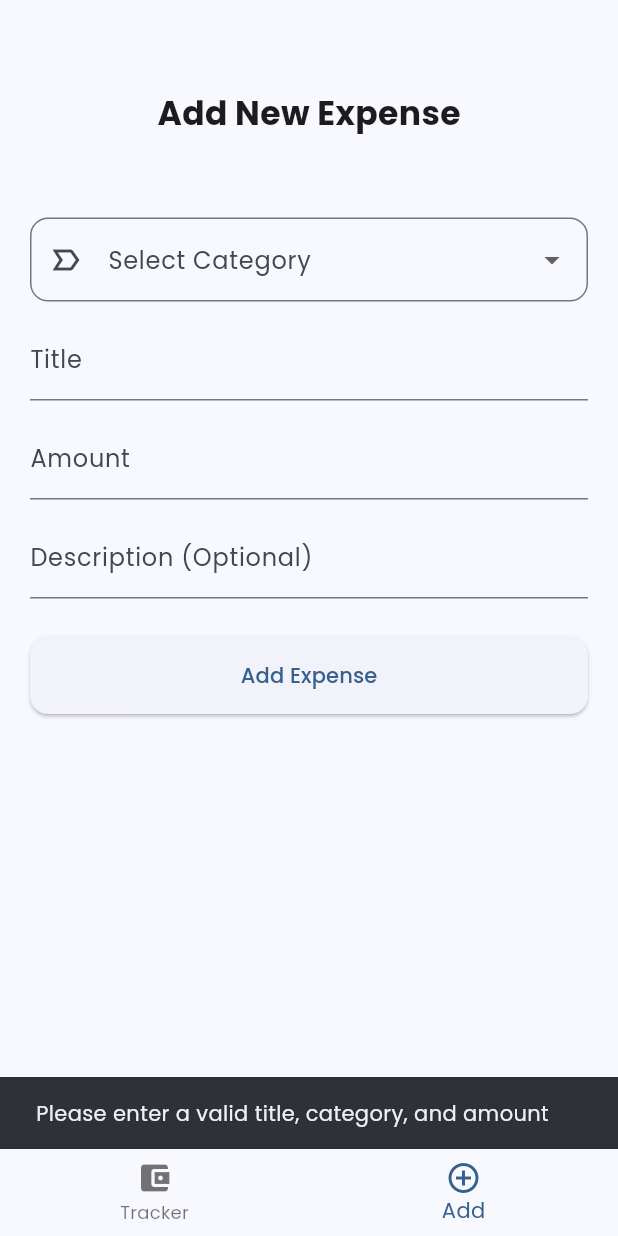
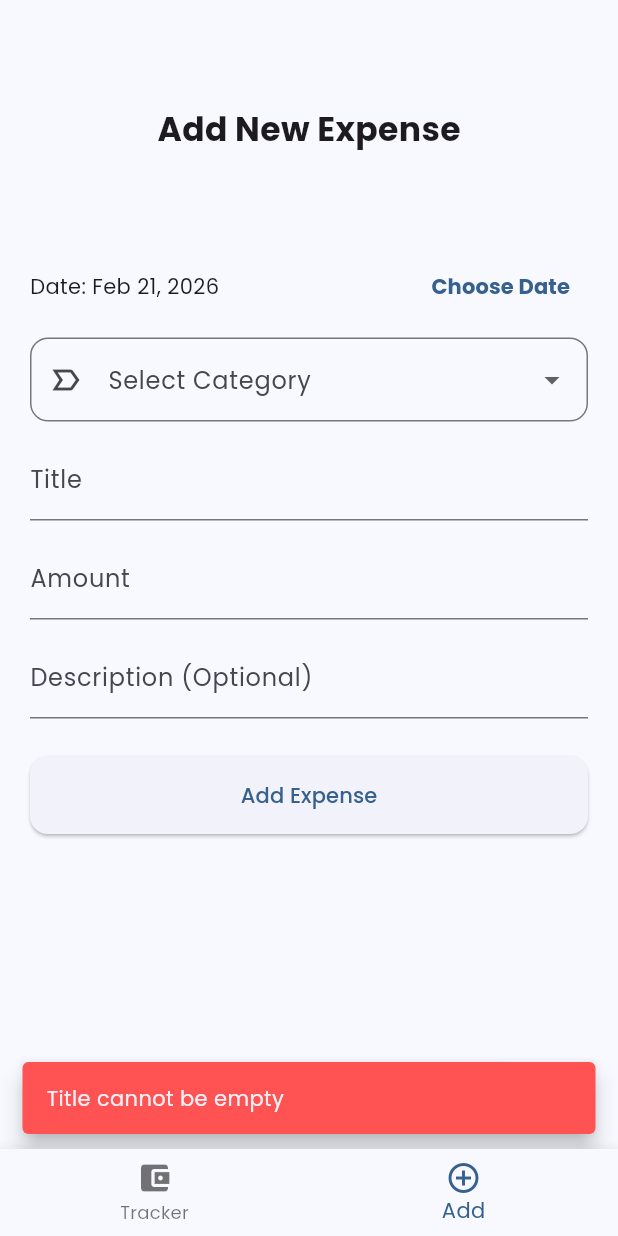
Before and after one commit to yurizz-crypto/smart_expense_tracker_app, a Flutter app: the screen it shows after launch, item 2 of the bottom bar chosen, after a tap on "Add Expense", on a phone screen of 412 x 824 dp. Run offline on Flutter 3.47's test engine with Material 3 defaults, Android fonts, the phone set to English and light mode, and no system bars; our stand-ins replace google_fonts.

Commit message:
Added Editing/Setting of Date

```diff
--- a/lib/view_models/expense_viewmodel.dart
+++ b/lib/view_models/expense_viewmodel.dart
@@ -5,22 +5,19 @@ import '../models/category.dart';
 class ExpenseViewModel extends ChangeNotifier {
   final List<Expense> _expenses = [];
 
-  // Get the list.
   List<Expense> get expenses => [..._expenses];
 
-  // Calculate total expenses.
   double get totalExpenses {
     return _expenses.fold(0.0, (sum, item) => sum + item.amount);
   }
 
-  // Add new Expense instance.
-  void addExpense(String title, double amount, Category category, String description) {
+  void addExpense(String title, double amount, Category category, String description, DateTime date) {
     final newExpense = Expense(
       id: DateTime.now().toString(),
       title: title,
       amount: amount,
       description: description,
-      date: DateTime.now(),
+      date: date,
       category: category,
     );
 
@@ -28,25 +25,22 @@ class ExpenseViewModel extends ChangeNotifier {
     notifyListeners();
   }
 
-  // Finds an existing expense by ID and replaces it with new values.
-  void updateExpense(String id, String title, double amount, Category category, String description) {
+  void updateExpense(String id, String title, double amount, Category category, String description, DateTime date) {
     final index = _expenses.indexWhere((e) => e.id == id);
 
-    // Creating a new expense instead of editing an existing expense in the list but keeps previous unchanged data.
     if (index != -1) {
       _expenses[index] = Expense(
-        id: id,
-        title: title,
-        amount: amount,
-        category: category,
-        description: description,
-        date: _expenses[index].date
+          id: id,
+          title: title,
+          amount: amount,
+          category: category,
+          description: description,
+          date: date
       );
       notifyListeners();
     }
   }
 
-  // Remove item from the list based on its ID.
   void deleteExpense(String id) {
     _expenses.removeWhere((e) => e.id == id);
     notifyListeners();
--- a/lib/views/add_expense.dart
+++ b/lib/views/add_expense.dart
@@ -1,10 +1,10 @@
 import 'package:flutter/material.dart';
+import 'package:intl/intl.dart';
 import 'package:provider/provider.dart';
 import '../view_models/expense_viewmodel.dart';
 import '../models/category.dart';
 import '../models/expense.dart';
 
-// Screen (stateful widget) for adding or editing an existing expense.
 class AddExpenseView extends StatefulWidget {
   final Expense? expenseToEdit;
 
@@ -18,36 +18,59 @@ class _AddExpenseViewState extends State<AddExpenseView> {
   late TextEditingController _titleController;
   late TextEditingController _amountController;
   late TextEditingController _descriptionController;
+  late DateTime _selectedDate;
   Category? _selectedCategory;
 
   @override
   void initState() {
     super.initState();
-    // Fields I needed to create a new expense.
     _titleController = TextEditingController(text: widget.expenseToEdit?.title ?? "");
     _amountController = TextEditingController(text: widget.expenseToEdit?.amount.toString() ?? "");
     _descriptionController = TextEditingController(text: widget.expenseToEdit?.description ?? "");
+    _selectedDate = widget.expenseToEdit?.date ?? DateTime.now();
     _selectedCategory = widget.expenseToEdit?.category;
   }
 
-  // Get the inputted data.
+  void _presentDatePicker() async {
+    final pickedDate = await showDatePicker(
+      context: context,
+      initialDate: _selectedDate,
+      firstDate: DateTime(2020),
+      lastDate: DateTime.now(), // Prevents picking future dates
+    );
+    if (pickedDate != null) {
+      setState(() => _selectedDate = pickedDate);
+    }
+  }
+
   void _submitData() {
-    final title = _titleController.text;
-    final amount = double.tryParse(_amountController.text) ?? 0;
-    final description = _descriptionController.text;
+    final title = _titleController.text.trim();
+    final amountText = _amountController.text.trim();
+    final amount = double.tryParse(amountText) ?? 0;
+    final description = _descriptionController.text.trim();
 
-    if (title.isEmpty || amount <= 0 || _selectedCategory == null) {
-      ScaffoldMessenger.of(context).showSnackBar(
-        const SnackBar(content: Text("Please enter a valid title, category, and amount")),
-      );
+    // Specific Error Handling
+    if (title.isEmpty) {
+      _showError("Title cannot be empty");
+      return;
+    }
+    if (amountText.isEmpty) {
+      _showError("Please enter an amount");
+      return;
+    }
+    if (amount <= 0) {
+      _showError("Amount must be greater than zero");
+      return;
+    }
+    if (_selectedCategory == null) {
+      _showError("Please select a category");
       return;
     }
 
     final vm = Provider.of<ExpenseViewModel>(context, listen: false);
 
-    // Check if editing or not.
     if (widget.expenseToEdit == null) {
-      vm.addExpense(title, amount, _selectedCategory!, description);
+      vm.addExpense(title, amount, _selectedCategory!, description, _selectedDate);
       ScaffoldMessenger.of(context).showSnackBar(const SnackBar(content: Text("Expense Added!")));
     } else {
       vm.updateExpense(
@@ -56,6 +79,7 @@ class _AddExpenseViewState extends State<AddExpenseView> {
         amount,
         _selectedCategory!,
         description,
+        _selectedDate,
       );
       ScaffoldMessenger.of(context).showSnackBar(const SnackBar(content: Text("Expense Updated!")));
       Navigator.pop(context);
@@ -65,10 +89,22 @@ class _AddExpenseViewState extends State<AddExpenseView> {
       _titleController.clear();
       _amountController.clear();
       _descriptionController.clear();
-      setState(() => _selectedCategory = null);
+      setState(() {
+        _selectedCategory = null;
+        _selectedDate = DateTime.now();
+      });
     }
+    FocusScope.of(context).unfocus();
+  }
 
-    FocusScope.of(context).unfocus();
+  void _showError(String message) {
+    ScaffoldMessenger.of(context).showSnackBar(
+      SnackBar(
+        content: Text(message),
+        backgroundColor: Colors.redAccent,
+        behavior: SnackBarBehavior.floating,
+      ),
+    );
   }
 
   @override
@@ -79,7 +115,6 @@ class _AddExpenseViewState extends State<AddExpenseView> {
     super.dispose();
   }
 
-  // UI for adding/editing an expense.
   @override
   Widget build(BuildContext context) {
     final isEditing = widget.expenseToEdit != null;
@@ -94,10 +129,21 @@ class _AddExpenseViewState extends State<AddExpenseView> {
       child: Column(
         children: [
           Text(
-              isEditing ? "Edit Expense" : "Add New Expense",
-              style: const TextStyle(fontSize: 22, fontWeight: FontWeight.bold, height: 5)
+            isEditing ? "Edit Expense" : "Add New Expense",
+            style: const TextStyle(fontSize: 22, fontWeight: FontWeight.bold, height: 6),
           ),
           const SizedBox(height: 15),
+
+          Row(
+            children: [
+              Expanded(child: Text("Date: ${DateFormat.yMMMd().format(_selectedDate)}")),
+              TextButton(
+                onPressed: _presentDatePicker,
+                child: const Text("Choose Date", style: TextStyle(fontWeight: FontWeight.bold)),
+              ),
+            ],
+          ),
+          const SizedBox(height: 10),
 
           DropdownButtonFormField<Category>(
             initialValue: _selectedCategory,
@@ -123,21 +169,21 @@ class _AddExpenseViewState extends State<AddExpenseView> {
           const SizedBox(height: 10),
 
           TextField(
-              controller: _titleController,
-              decoration: const InputDecoration(labelText: "Title")
+            controller: _titleController,
+            decoration: const InputDecoration(labelText: "Title"),
           ),
           const SizedBox(height: 10),
 
           TextField(
             controller: _amountController,
-            decoration: const InputDecoration(labelText: "Amount"),
-            keyboardType: TextInputType.number,
+            decoration: const InputDecoration(labelText: "Amount", prefixText: "₱ "),
+            keyboardType: const TextInputType.numberWithOptions(decimal: true),
           ),
           const SizedBox(height: 10),
 
           TextField(
-              controller: _descriptionController,
-              decoration: const InputDecoration(labelText: "Description (Optional)")
+            controller: _descriptionController,
+            decoration: const InputDecoration(labelText: "Description (Optional)"),
           ),
           const SizedBox(height: 25),
 
@@ -147,9 +193,7 @@ class _AddExpenseViewState extends State<AddExpenseView> {
               onPressed: _submitData,
               style: ElevatedButton.styleFrom(
                 padding: const EdgeInsets.symmetric(vertical: 16),
-                shape: RoundedRectangleBorder(
-                  borderRadius: BorderRadius.circular(12),
-                ),
+                shape: RoundedRectangleBorder(borderRadius: BorderRadius.circular(12)),
               ),
               child: Text(isEditing ? "Save Changes" : "Add Expense"),
             ),
--- a/lib/views/expense.dart
+++ b/lib/views/expense.dart
@@ -1,4 +1,5 @@
 import 'package:flutter/material.dart';
+import 'package:intl/intl.dart';
 import 'package:provider/provider.dart';
 import './components/expense_details.dart';
 import '../view_models/expense_viewmodel.dart';
@@ -42,7 +43,7 @@ class _ExpenseListViewState extends State<ExpenseListView> {
                 const Text("Total Expenses", style: TextStyle(color: Colors.white, fontSize: 18)),
                 const SizedBox(height: 10),
                 Text(
-                  "\$${vm.totalExpenses.toStringAsFixed(2)}",
+                  "₱ ${vm.totalExpenses.toStringAsFixed(2)}",
                   style: const TextStyle(color: Colors.white, fontSize: 32, fontWeight: FontWeight.bold),
                 ),
               ],
@@ -75,7 +76,8 @@ class _ExpenseListViewState extends State<ExpenseListView> {
             selected: _selectedFilter == null,
             onSelected: (_) => setState(() => _selectedFilter = null),
           ),
-          const SizedBox(width: 8), ...appCategories.map((category) => Padding(
+          const SizedBox(width: 8),
+          ...appCategories.map((category) => Padding(
             padding: const EdgeInsets.only(right: 8.0),
             child: FilterChip(
               avatar: Icon(category.icon,
@@ -135,11 +137,13 @@ class _ExpenseListViewState extends State<ExpenseListView> {
             child: Icon(expense.category.icon, color: expense.category.color),
           ),
           title: Text(expense.title, style: const TextStyle(fontWeight: FontWeight.bold)),
-          subtitle: Text("${expense.category.name} • ${expense.date.toString().split(' ')[0]}"),
+          // Updated subtitle to use DateFormat
+          subtitle: Text("${expense.category.name} • ${DateFormat.yMMMd().format(expense.date)}"),
           trailing: Row(
             mainAxisSize: MainAxisSize.min,
             children: [
-              Text("\$${expense.amount.toStringAsFixed(2)}",
+              // Updated to Peso Sign
+              Text("₱ ${expense.amount.toStringAsFixed(2)}",
                   style: const TextStyle(fontWeight: FontWeight.bold)),
               IconButton(
                 icon: const Icon(Icons.delete, color: Colors.redAccent),
```
